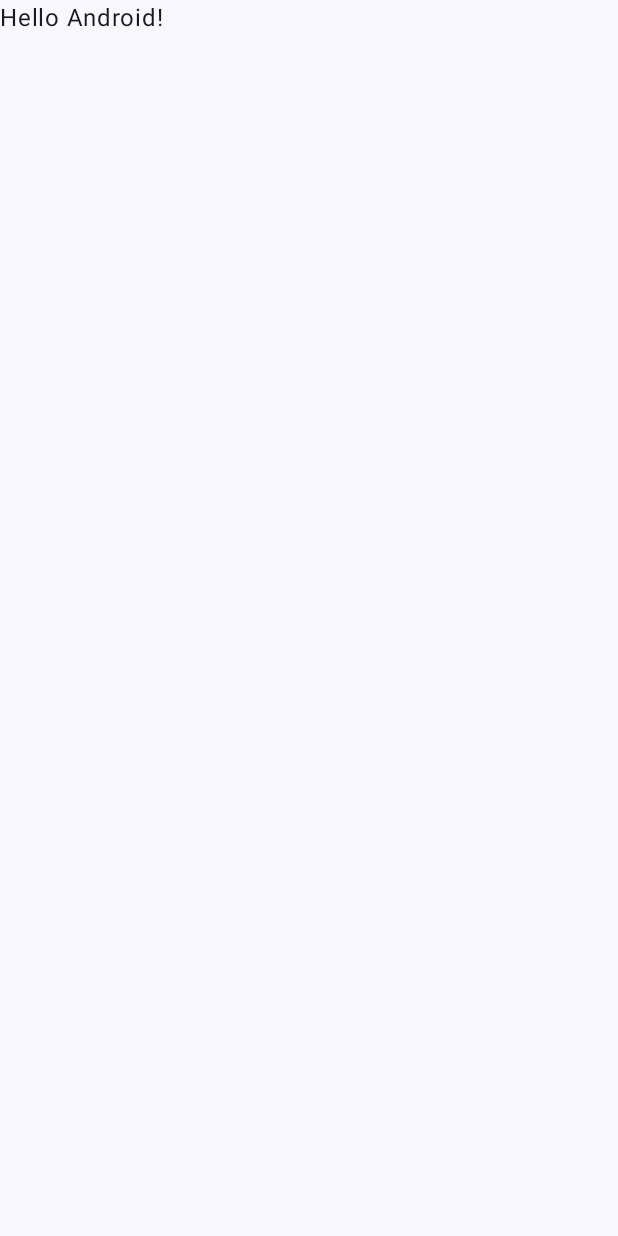
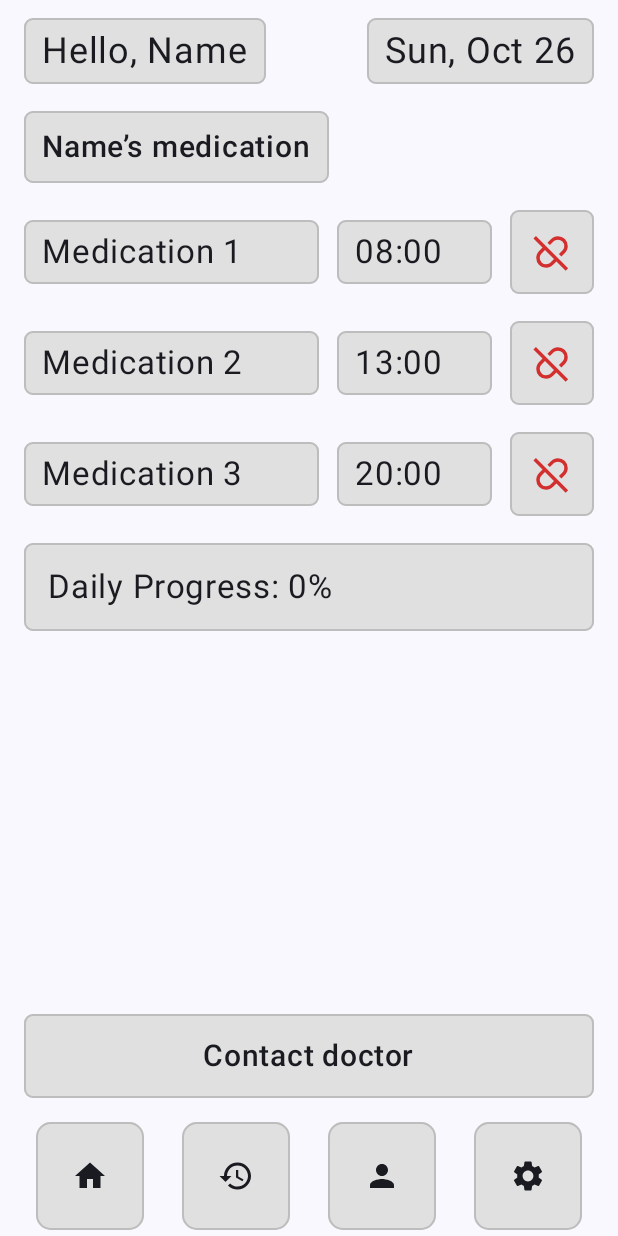
Before and after one commit to JakubSmilowski/Medication-adherence-app, an Android app built with Jetpack Compose: the screen it shows after launch (MainActivity), on a phone screen of 412 x 824 dp. Before the commit the screen is almost empty. Run offline under Robolectric (Android 15) with nearby library versions, the phone set to English and light mode, and no system bars.

Commit message:
first draft, pill images can be pressed and progress is tracked

```diff
--- a/app/src/main/java/com/group7/medicationadherenceapp/MainActivity.kt
+++ b/app/src/main/java/com/group7/medicationadherenceapp/MainActivity.kt
@@ -11,6 +11,7 @@ import androidx.compose.material3.Text
 import androidx.compose.runtime.Composable
 import androidx.compose.ui.Modifier
 import androidx.compose.ui.tooling.preview.Preview
+import com.group7.medicationadherenceapp.caregiver.CaregiverHomeScreen
 import com.group7.medicationadherenceapp.ui.theme.MedicationAdherenceAppTheme
 
 class MainActivity : ComponentActivity() {
@@ -19,29 +20,8 @@ class MainActivity : ComponentActivity() {
         enableEdgeToEdge()
         setContent {
             MedicationAdherenceAppTheme {
-                Scaffold(modifier = Modifier.fillMaxSize()) { innerPadding ->
-                    Greeting(
-                        name = "Android",
-                        modifier = Modifier.padding(innerPadding)
-                    )
-                }
+                CaregiverHomeScreen()
             }
         }
     }
 }
-
-@Composable
-fun Greeting(name: String, modifier: Modifier = Modifier) {
-    Text(
-        text = "Hello $name!",
-        modifier = modifier
-    )
-}
-
-@Preview(showBackground = true)
-@Composable
-fun GreetingPreview() {
-    MedicationAdherenceAppTheme {
-        Greeting("Android")
-    }
-}
--- /dev/null
+++ b/app/src/main/java/com/group7/medicationadherenceapp/caregiver/CaregiverHomeScreen.kt
@@ -0,0 +1,265 @@
+package com.group7.medicationadherenceapp.caregiver
+
+import androidx.compose.foundation.Image
+import androidx.compose.foundation.background
+import androidx.compose.foundation.border
+import androidx.compose.foundation.layout.*
+import androidx.compose.foundation.lazy.LazyColumn
+import androidx.compose.foundation.lazy.items
+import androidx.compose.foundation.shape.RoundedCornerShape
+import androidx.compose.material.icons.Icons
+import androidx.compose.material.icons.filled.History
+import androidx.compose.material.icons.filled.Home
+import androidx.compose.material.icons.filled.Person
+import androidx.compose.material.icons.filled.Settings
+import androidx.compose.material3.*
+import androidx.compose.runtime.*
+import androidx.compose.ui.Alignment
+import androidx.compose.ui.Modifier
+import androidx.compose.ui.graphics.Color
+import androidx.compose.ui.graphics.ColorFilter
+import androidx.compose.ui.res.painterResource
+import androidx.compose.ui.text.font.FontWeight
+import androidx.compose.ui.text.style.TextOverflow
+import androidx.compose.ui.unit.dp
+import androidx.compose.ui.unit.sp
+import com.group7.medicationadherenceapp.R
+import java.text.SimpleDateFormat
+import java.util.Date
+import java.util.Locale
+
+//frame colors
+private val FrameColor = Color(0xFFE0E0E0)
+private val BorderColor = Color(0xFFBDBDBD)
+
+data class MedItem(
+    val id: Long,
+    val name: String,
+    val time: String,
+    var taken: Boolean = false
+)
+
+@Composable
+fun CaregiverHomeScreen() {
+    //temporary data
+    val meds = remember {
+        mutableStateListOf(
+            MedItem(1, "Medication 1", "08:00"),
+            MedItem(2, "Medication 2", "13:00"),
+            MedItem(3, "Medication 3", "20:00"),
+        )
+    }
+
+    val dateText = remember {
+        SimpleDateFormat("EEE, MMM d", Locale.getDefault()).format(Date())
+    }
+
+    Scaffold(
+        bottomBar = {
+            Column(
+                Modifier
+                    .fillMaxWidth()
+                    .padding(horizontal = 16.dp, vertical = 4.dp),
+                verticalArrangement = Arrangement.spacedBy(10.dp)
+            ) {
+                Spacer(Modifier.height(4.dp))
+                Frame(
+                    modifier = Modifier
+                        .fillMaxWidth()
+                        .padding(bottom = 6.dp)
+                ) {
+                    Box(
+                        Modifier
+                            .fillMaxWidth()
+                            .padding(16.dp),
+                        contentAlignment = Alignment.Center
+                    ) {
+                        Text(
+                            text = "Contact doctor",
+                            fontSize = 20.sp,
+                            fontWeight = FontWeight.Medium
+                        )
+                    }
+                }
+                BottomBarRect()
+            }
+        }
+    ) { inner ->
+        LazyColumn(
+            modifier = Modifier
+                .padding(inner)
+                .fillMaxSize()
+                .padding(horizontal = 16.dp, vertical = 12.dp),
+            verticalArrangement = Arrangement.spacedBy(18.dp)
+        ) {
+            //header: Hello & Date
+            item {
+                Row(
+                    Modifier.fillMaxWidth(),
+                    horizontalArrangement = Arrangement.SpaceBetween
+                ) {
+                    Frame {
+                        Text(
+                            "Hello, Name",
+                            fontSize = 24.sp,
+                            modifier = Modifier.padding(horizontal = 12.dp, vertical = 8.dp)
+                        )
+                    }
+                    Spacer(Modifier.width(12.dp))
+                    Frame {
+                        Text(
+                            dateText,
+                            fontSize = 24.sp,
+                            modifier = Modifier.padding(horizontal = 12.dp, vertical = 8.dp)
+                        )
+                    }
+                }
+            }
+
+            // title-medication's name
+            item {
+                Frame {
+                    Text(
+                        "Name’s medication",
+                        fontSize = 20.sp,
+                        fontWeight = FontWeight.SemiBold,
+                        modifier = Modifier.padding(12.dp)
+                    )
+                }
+            }
+
+            // medication rows
+            items(meds, key = { it.id }) { med ->
+                MedicationRowRect(
+                    med = med,
+                    onToggleTaken = {
+                        val i = meds.indexOfFirst { it.id == med.id }
+                        if (i >= 0) meds[i] = meds[i].copy(taken = !med.taken)
+                    }
+                )
+            }
+
+            // Daily progress
+            item {
+                val total = meds.size
+                val done = meds.count { it.taken }
+                val pct = if (total == 0) 0 else (100 * done / total)
+                Frame(modifier = Modifier.fillMaxWidth()) {
+                    Text(
+                        "Daily Progress: $pct%",
+                        fontSize = 22.sp,
+                        modifier = Modifier.padding(16.dp)
+                    )
+                }
+            }
+
+            item { Spacer(Modifier.height(80.dp)) }
+        }
+    }
+}
+
+//* medication row (Name | Time | Pill or Pill Off) */
+@Composable
+private fun MedicationRowRect(
+    med: MedItem,
+    onToggleTaken: () -> Unit
+) {
+    Row(
+        Modifier.fillMaxWidth(),
+        horizontalArrangement = Arrangement.spacedBy(12.dp),
+        verticalAlignment = Alignment.CenterVertically
+    ) {
+        // Medication name
+        Frame(modifier = Modifier.weight(1.9f)) {
+            Text(
+                med.name,
+                fontSize = 22.sp,
+                maxLines = 1,
+                overflow = TextOverflow.Ellipsis,
+                modifier = Modifier.padding(horizontal = 12.dp, vertical = 8.dp)
+            )
+        }
+
+        // Time
+        Frame(modifier = Modifier.weight(1.0f)) {
+            Text(
+                med.time,
+                fontSize = 22.sp,
+                modifier = Modifier.padding(horizontal = 12.dp, vertical = 8.dp)
+            )
+        }
+
+        // Pill / Pill Off icons with tint
+        Frame(modifier = Modifier.size(56.dp)) {
+            Box(
+                Modifier.fillMaxSize(),
+                contentAlignment = Alignment.Center
+            ) {
+                IconButton(onClick = onToggleTaken) {
+                    if (med.taken) {
+                        Image(
+                            painter = painterResource(R.drawable.pill),
+                            contentDescription = "Taken",
+                            modifier = Modifier.size(28.dp),
+                            colorFilter = ColorFilter.tint(Color(0xFF1B5E20)) // green when is taken
+                        )
+                    } else {
+                        Image(
+                            painter = painterResource(R.drawable.pill_off),
+                            contentDescription = "Not taken",
+                            modifier = Modifier.size(28.dp),
+                            colorFilter = ColorFilter.tint(Color(0xFFD32F2F)) // red when is not taken
+                        )
+                    }
+                }
+            }
+        }
+    }
+}
+
+/** Reusable rectangular frame */
+@Composable
+private fun Frame(
+    modifier: Modifier = Modifier,
+    content: @Composable RowScope.() -> Unit
+) {
+    Row(
+        modifier
+            .border(1.dp, BorderColor, RoundedCornerShape(6.dp))
+            .background(FrameColor, RoundedCornerShape(6.dp)),
+        verticalAlignment = Alignment.CenterVertically,
+        content = content
+    )
+}
+
+/** Bottom bar */
+@Composable
+private fun BottomBarRect() {
+    Row(
+        Modifier
+            .fillMaxWidth()
+            .padding(horizontal = 8.dp),
+        horizontalArrangement = Arrangement.SpaceBetween
+    ) {
+        BottomSquare(Icons.Filled.Home, "Home")
+        BottomSquare(Icons.Filled.History, "History")
+        BottomSquare(Icons.Filled.Person, "Profile")
+        BottomSquare(Icons.Filled.Settings, "Settings")
+    }
+}
+
+@Composable
+private fun BottomSquare(
+    icon: androidx.compose.ui.graphics.vector.ImageVector,
+    label: String
+) {
+    Box(
+        Modifier
+            .size(72.dp)
+            .border(1.dp, BorderColor, RoundedCornerShape(10.dp))
+            .background(FrameColor, RoundedCornerShape(10.dp)),
+        contentAlignment = Alignment.Center
+    ) {
+        Icon(icon, contentDescription = label)
+    }
+}
--- /dev/null
+++ b/app/src/main/java/com/group7/medicationadherenceapp/caregiver/CaregiverViewModel.kt
@@ -0,0 +1,4 @@
+package com.group7.medicationadherenceapp.caregiver
+
+class CaregiverViewModel {
+}
--- /dev/null
+++ b/app/src/main/res/drawable/pill.xml
@@ -0,0 +1,9 @@
+<vector xmlns:android="http://schemas.android.com/apk/res/android"
+    android:width="24dp"
+    android:height="24dp"
+    android:viewportWidth="960"
+    android:viewportHeight="960">
+  <path
+      android:pathData="M345,840q-94,0 -159.5,-65.5T120,615q0,-45 17,-86t49,-73l270,-270q32,-32 73,-49t86,-17q94,0 159.5,65.5T840,345q0,45 -17,86t-49,73L504,774q-32,32 -73,49t-86,17ZM611,554 L718,448q20,-20 31,-47t11,-56q0,-60 -42.5,-102.5T615,200q-29,0 -56,11t-47,31L406,349l205,205ZM345,760q29,0 56,-11t47,-31l106,-107 -205,-205 -107,106q-20,20 -31,47t-11,56q0,60 42.5,102.5T345,760Z"
+      android:fillColor="#e3e3e3"/>
+</vector>
--- /dev/null
+++ b/app/src/main/res/drawable/pill_off.xml
@@ -0,0 +1,9 @@
+<vector xmlns:android="http://schemas.android.com/apk/res/android"
+    android:width="24dp"
+    android:height="24dp"
+    android:viewportWidth="960"
+    android:viewportHeight="960">
+  <path
+      android:pathData="m694,584 l-56,-56 80,-80q20,-20 31,-47t11,-56q0,-60 -42.5,-102.5T615,200q-29,0 -56,11t-47,31l-80,80 -56,-56 80,-80q32,-32 73,-49t86,-17q94,0 159.5,65.5T840,345q0,45 -17,86t-49,73l-80,80ZM345,760q29,0 56,-11t47,-31l77,-77 -206,-206 -77,77q-20,20 -31,47t-11,56q0,60 42.5,102.5T345,760ZM792,908 L581,697l-77,77q-32,32 -73,49t-86,17q-94,0 -159.5,-65.5T120,615q0,-45 17,-86t49,-73l77,-77L56,172l56,-56 736,736 -56,56ZM422,538ZM535,425Z"
+      android:fillColor="#e3e3e3"/>
+</vector>
--- a/gradle/libs.versions.toml
+++ b/gradle/libs.versions.toml
@@ -1,5 +1,6 @@
 [versions]
 agp = "8.13.0"
+desugar_jdk_libs = "2.1.5"
 kotlin = "2.0.21"
 coreKtx = "1.17.0"
 junit = "4.13.2"
@@ -11,6 +12,7 @@ composeBom = "2024.09.00"
 
 [libraries]
 androidx-core-ktx = { group = "androidx.core", name = "core-ktx", version.ref = "coreKtx" }
+desugar_jdk_libs = { module = "com.android.tools:desugar_jdk_libs", version.ref = "desugar_jdk_libs" }
 junit = { group = "junit", name = "junit", version.ref = "junit" }
 androidx-junit = { group = "androidx.test.ext", name = "junit", version.ref = "junitVersion" }
 androidx-espresso-core = { group = "androidx.test.espresso", name = "espresso-core", version.ref = "espressoCore" }
@@ -24,6 +26,7 @@ androidx-compose-ui-tooling-preview = { group = "androidx.compose.ui", name = "u
 androidx-compose-ui-test-manifest = { group = "androidx.compose.ui", name = "ui-test-manifest" }
 androidx-compose-ui-test-junit4 = { group = "androidx.compose.ui", name = "ui-test-junit4" }
 androidx-compose-material3 = { group = "androidx.compose.material3", name = "material3" }
+androidx-compose-material-icons-extended = { group = "androidx.compose.material", name = "material-icons-extended" }
 
 [plugins]
 android-application = { id = "com.android.application", version.ref = "agp" }
```
Also changed, not shown: app/build.gradle.kts (+6 -3 lines).
